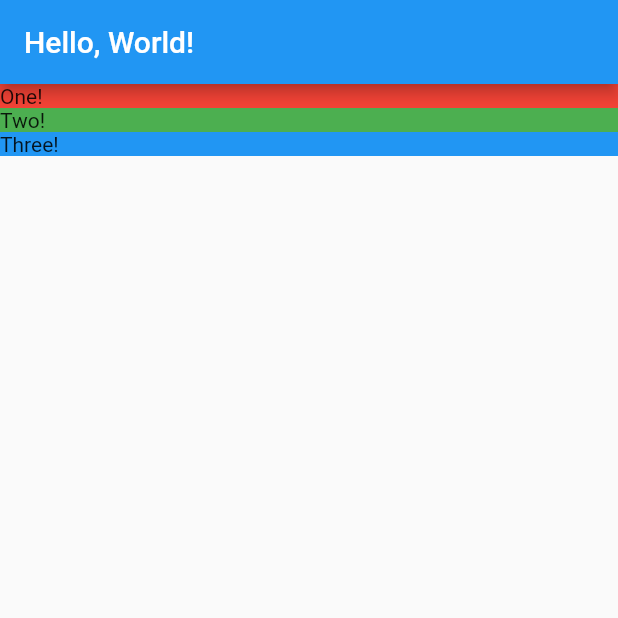
After one commit to davidauza-engineer/flutter_product_detail_page, a Flutter app: the screen it shows after launch, on a phone screen of 412 x 824 dp, the top half of it. The commit adds this screen. Run offline on Flutter 3.47's test engine with Material 2 defaults, Android fonts, the light colour scheme and no system bars.

Commit message:
Add LocationDetail Widget

```diff
--- /dev/null
+++ b/lib/location_detail.dart
@@ -0,0 +1,25 @@
+import 'package:flutter/material.dart';
+
+class LocationDetail extends StatelessWidget {
+  const LocationDetail({super.key});
+
+  @override
+  Widget build(BuildContext context) {
+    return Scaffold(
+        appBar: AppBar(title: const Text('Hello, World!')),
+        body: Column(
+          mainAxisAlignment: MainAxisAlignment.start,
+          crossAxisAlignment: CrossAxisAlignment.stretch,
+          children: [
+            _section('One!', Colors.red),
+            _section('Two!', Colors.green),
+            _section('Three!', Colors.blue)
+          ],
+        ));
+  }
+
+  Widget _section(String title, Color color) {
+    return Container(
+        decoration: BoxDecoration(color: color), child: Text(title));
+  }
+}
```
Also changed, not shown: lib/main.dart (+2 -18 lines).
